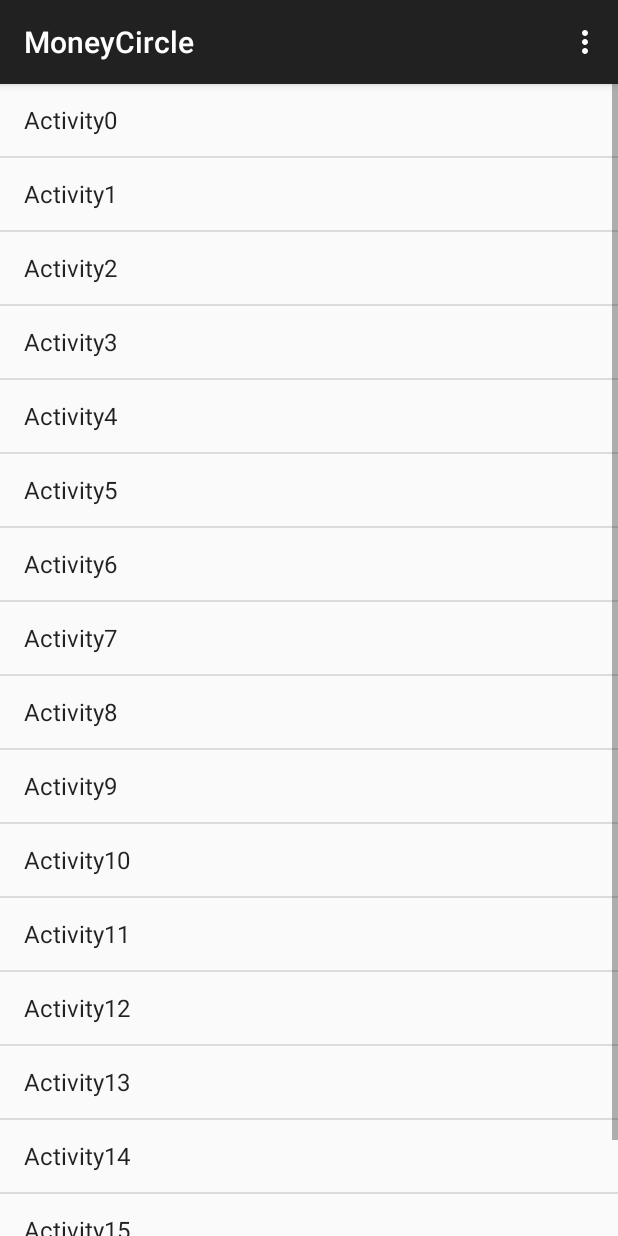
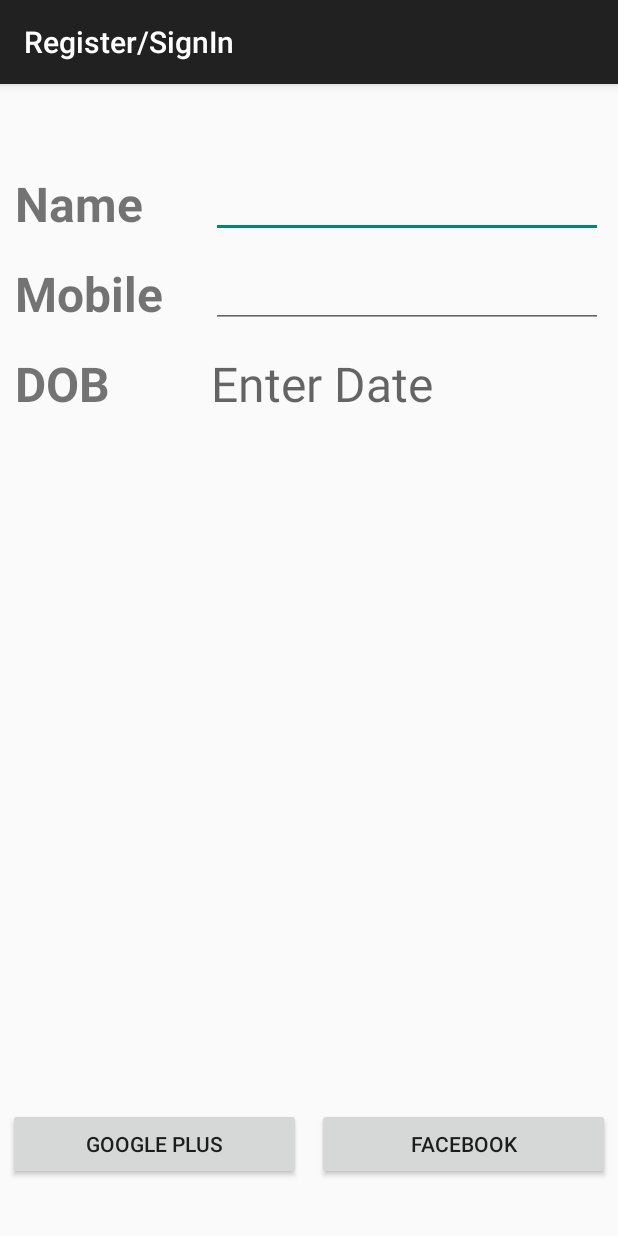
Before and after one commit to gssirohi/MoneyCircleRepository, an Android app: the screen it shows after launch (LauncherActivity before the commit, RegisterAndSignInActivity after it), after a tap on "Activity1", on a phone screen of 412 x 824 dp. Run offline under Robolectric (Android 15) with nearby library versions, the phone set to English and light mode, and no system bars; 1 other tap on this screen came first.

Commit message:
[SPRINT_A][STORY_2][TOPIC_2][Issue #16] SignUp/Register Activity (activity 1)
DESCRIPTION: SignUp/Register Activity (activity 1)

```diff
--- a/MoneyCircle/app/src/main/AndroidManifest.xml
+++ b/MoneyCircle/app/src/main/AndroidManifest.xml
@@ -24,6 +24,10 @@
             android:name=".ContactUs"
             android:label="@string/activity_contact_us" >
         </activity>
+        <activity
+            android:name=".RegisterAndSignInActivity"
+            android:label="@string/activity_register_and_SignIn" >
+        </activity>
     </application>
 
 </manifest>
--- /dev/null
+++ b/MoneyCircle/app/src/main/java/company/greateapp/moneycircle/DatePickerFragment.java
@@ -0,0 +1,45 @@
+package company.greateapp.moneycircle;
+
+import android.app.DatePickerDialog;
+import android.app.Dialog;
+import android.os.Bundle;
+import android.support.annotation.NonNull;
+import android.support.v4.app.DialogFragment;
+import android.widget.DatePicker;
+import android.widget.Toast;
+
+import java.util.Calendar;
+
+/**
+ * Created by Prateek on 26-06-2015.
+ */
+public class DatePickerFragment extends DialogFragment implements DatePickerDialog.OnDateSetListener {
+
+    DateSetter mDateSetter;
+
+    @NonNull
+    @Override
+    public Dialog onCreateDialog(Bundle savedInstanceState) {
+        // Use the current date as the default date in the picker
+        Calendar calendar = Calendar.getInstance();
+        int year = calendar.get(Calendar.YEAR);
+        int month = calendar.get(Calendar.MINUTE);
+        int date = calendar.get(Calendar.DAY_OF_MONTH);
+
+        // Create a new instance of DatePickerDialog and return it
+        return new DatePickerDialog(getActivity(), this, year, month, date);
+    }
+
+    public void setListener(DateSetter setter) {
+        mDateSetter = setter;
+    }
+
+    @Override
+    public void onDateSet(DatePicker view, int year, int monthOfYear, int dayOfMonth) {
+        mDateSetter.setDate(year, monthOfYear, dayOfMonth);
+    }
+
+    interface DateSetter {
+        public void setDate(int year, int monthOfYear, int dayOfMonth);
+    }
+}
--- a/MoneyCircle/app/src/main/java/company/greateapp/moneycircle/LauncherActivity.java
+++ b/MoneyCircle/app/src/main/java/company/greateapp/moneycircle/LauncherActivity.java
@@ -49,6 +49,9 @@ public class LauncherActivity extends ActionBarActivity {
             startActivity(<your activity class>);
             break;
             */
+            case 1:
+                startActivity(new Intent(this,RegisterAndSignInActivity.class));
+                break;
             case 2:
                 startActivity(new Intent(this,WelcomeActivity.class));
                 break;
--- /dev/null
+++ b/MoneyCircle/app/src/main/java/company/greateapp/moneycircle/RegisterAndSignInActivity.java
@@ -0,0 +1,37 @@
+package company.greateapp.moneycircle;
+
+import android.os.Bundle;
+import android.support.v7.app.ActionBarActivity;
+import android.view.View;
+import android.widget.TextView;
+
+/*
+ * Created by Prateek on 26-06-2015.
+ */
+public class RegisterAndSignInActivity extends ActionBarActivity implements DatePickerFragment.DateSetter{
+
+    TextView tvDateOfBirth;
+    @Override
+    protected void onCreate(Bundle savedInstanceState) {
+        super.onCreate(savedInstanceState);
+        setContentView(R.layout.register_sign_in_screen);
+        tvDateOfBirth = (TextView)findViewById(R.id.tvDobId);
+        tvDateOfBirth.setOnClickListener(new View.OnClickListener() {
+            @Override
+            public void onClick(View v) {
+                showDatePickerDialog();
+            }
+        });
+    }
+
+    public void showDatePickerDialog() {
+        DatePickerFragment datePickerFragment = new DatePickerFragment();
+        datePickerFragment.setListener(this);
+        datePickerFragment.show(getSupportFragmentManager(), "ddatePicker");
+    }
+
+    @Override
+    public void setDate(int year, int monthOfYear, int dayOfMonth) {
+        tvDateOfBirth.setText(String.format("%d/%d/%d", dayOfMonth, monthOfYear, year));
+    }
+}
--- /dev/null
+++ b/MoneyCircle/app/src/main/res/layout/register_sign_in_screen.xml
@@ -0,0 +1,115 @@
+<?xml version="1.0" encoding="utf-8"?>
+<RelativeLayout xmlns:android="http://schemas.android.com/apk/res/android"
+    android:orientation="vertical" android:layout_width="match_parent"
+    android:layout_height="match_parent">
+
+    <LinearLayout
+        android:id="@+id/llInfoEntryBlockId"
+        android:layout_width="match_parent"
+        android:layout_height="wrap_content"
+        android:layout_alignParentTop="true"
+        android:layout_marginTop="48dp"
+        android:weightSum="3"
+        android:orientation="vertical">
+
+        <LinearLayout
+            android:id="@+id/llNameId"
+            android:layout_width="match_parent"
+            android:layout_height="60dp"
+            android:padding="10dp"
+            android:layout_weight="1"
+            android:weightSum="3">
+
+            <TextView
+                android:layout_width="0dp"
+                android:layout_height="wrap_content"
+                android:layout_weight="1"
+                android:textSize="32sp"
+                android:textStyle="bold"
+                android:text="@string/name"/>
+
+            <EditText
+                android:id="@+id/etNameId"
+                android:layout_width="0dp"
+                android:layout_height="wrap_content"
+                android:layout_weight="2"/>
+        </LinearLayout>
+
+        <LinearLayout
+            android:id="@+id/llPhoneId"
+            android:layout_width="match_parent"
+            android:layout_height="60dp"
+            android:layout_weight="1"
+            android:padding="10dp"
+            android:weightSum="3">
+
+            <TextView
+                android:layout_width="0dp"
+                android:layout_height="wrap_content"
+                android:layout_weight="1"
+                android:textSize="32sp"
+                android:textStyle="bold"
+                android:text="@string/mobile"/>
+
+            <EditText
+                android:id="@+id/etPhoneId"
+                android:layout_width="0dp"
+                android:layout_height="wrap_content"
+                android:phoneNumber="true"
+                android:layout_weight="2"/>
+        </LinearLayout>
+
+        <LinearLayout
+            android:id="@+id/llDobId"
+            android:layout_width="match_parent"
+            android:layout_height="60dp"
+            android:layout_weight="1"
+            android:gravity="center"
+            android:padding="10dp"
+            android:weightSum="3">
+
+            <TextView
+                android:layout_width="0dp"
+                android:layout_height="wrap_content"
+                android:textSize="32sp"
+                android:textStyle="bold"
+                android:layout_weight="1"
+                android:text="@string/dob"/>
+
+            <TextView
+                android:id="@+id/tvDobId"
+                android:layout_width="0dp"
+                android:layout_height="wrap_content"
+                android:textSize="32sp"
+                android:hint="@string/enter_date"
+                android:layout_weight="2"
+                android:onClick="showDatePickerDialog"/>
+        </LinearLayout>
+
+    </LinearLayout>
+
+    <LinearLayout
+        android:id="@+id/llLoginButtonId"
+        android:layout_width="match_parent"
+        android:layout_height="wrap_content"
+        android:layout_alignParentBottom="true"
+        android:layout_marginBottom="32dp"
+        android:weightSum="2">
+
+        <Button
+            android:id="@+id/btGooglePlusId"
+            android:layout_width="0dp"
+            android:layout_height="wrap_content"
+            android:layout_weight="1"
+            android:text="@string/google_plus"
+            android:layout_margin="5dp"/>
+
+        <Button
+            android:id="@+id/btFacbookLoginId"
+            android:layout_width="0dp"
+            android:layout_height="wrap_content"
+            android:layout_weight="1"
+            android:text="@string/facebook"
+            android:layout_margin="5dp"/>
+    </LinearLayout>
+</RelativeLayout>
--- a/MoneyCircle/app/src/main/res/values/strings.xml
+++ b/MoneyCircle/app/src/main/res/values/strings.xml
@@ -4,4 +4,11 @@
     <string name="welcome">Welcome!</string>
     <string name="start">Start</string>
     <string name="activity_contact_us">ContactUs</string>
+    <string name="name">Name</string>
+    <string name="mobile">Mobile</string>
+    <string name="dob">DOB</string>
+    <string name="enter_date">Enter Date</string>
+    <string name="activity_register_and_SignIn">Register/SignIn</string>
+    <string name="google_plus">Google Plus</string>
+    <string name="facebook">Facebook</string>
 </resources>
```
